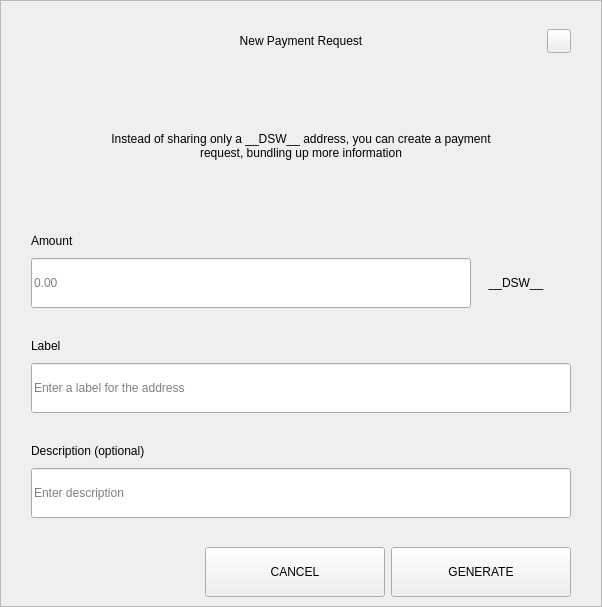
First picture: the form in src/qt/pivx/forms/requestdialog.ui, repository decenomy/DSW, before the edit.
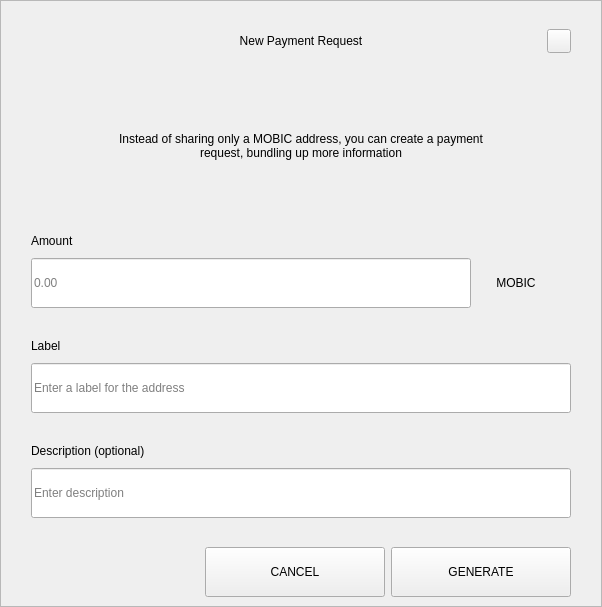
Second picture: the form after the edit.

Commit message: Replace standard coin unit __DSW__ by MOBIC (7)

Patch:
```diff
--- a/src/qt/pivx/forms/requestdialog.ui
+++ b/src/qt/pivx/forms/requestdialog.ui
@@ -210,7 +210,7 @@
              </size>
             </property>
             <property name="text">
-             <string>Instead of sharing only a __DSW__ address, you can create a payment request, bundling up more information</string>
+             <string>Instead of sharing only a MOBIC address, you can create a payment request, bundling up more information</string>
             </property>
             <property name="alignment">
              <set>Qt::AlignCenter</set>
@@ -327,7 +327,7 @@
                    <item>
                     <widget class="QLabel" name="comboBoxCoin">
                      <property name="text">
-                      <string>__DSW__</string>
+                      <string>MOBIC</string>
                      </property>
                      <property name="alignment">
                       <set>Qt::AlignCenter</set>
```
The commit also changes 9 other files.
